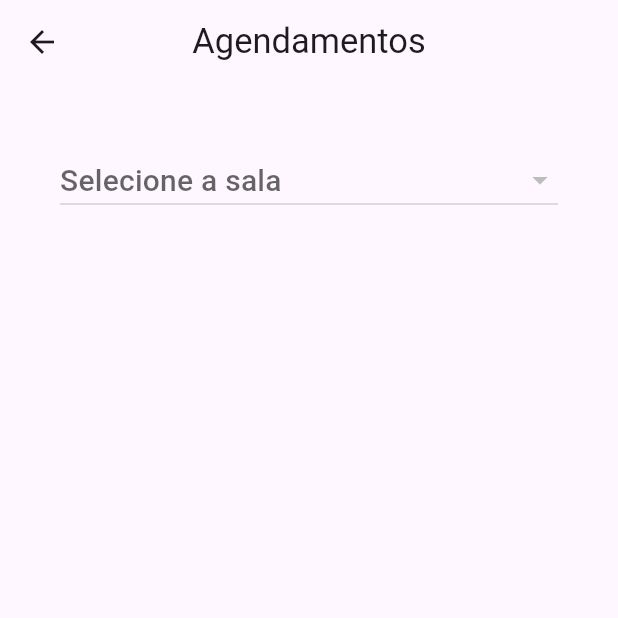
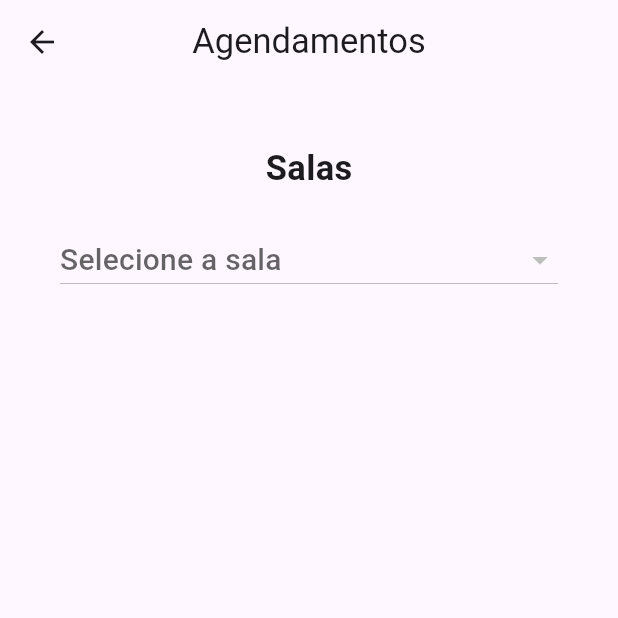
Before and after one commit to hithami/CoworkingMobile, a Flutter app: the AgendamentoScreen screen opened directly, on a phone screen of 412 x 824 dp, the top half of it. Run offline on Flutter 3.47's test engine with Material 3 defaults, Android fonts, the phone set to English and light mode, and no system bars; our stand-ins replace sqflite; accounts and stored records are empty.

Commit message:
style: adiciona titulo Sala acima do dropdown de selecao

```diff
--- a/sistema_coworking_flutter/lib/screens/agendamento_screen.dart
+++ b/sistema_coworking_flutter/lib/screens/agendamento_screen.dart
@@ -42,6 +42,17 @@ class _AgendamentoScreenState extends State<AgendamentoScreen> {
         child: Column(
           children: [
 
+            Text(
+              'Salas',
+              style: TextStyle(
+                fontWeight: FontWeight.bold,
+                fontSize: 23,
+              ),
+            ),
+
+            SizedBox(height: 20),
+
+
             DropdownButton<Sala>(
               hint: Text(
                 'Selecione a sala',
```
